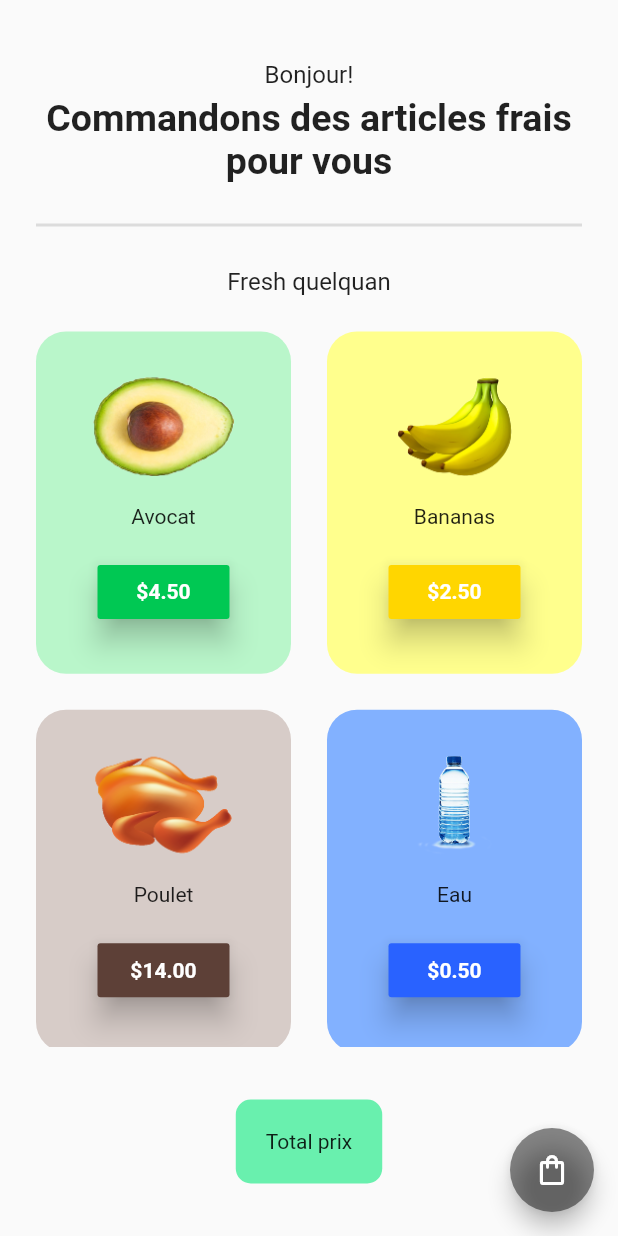
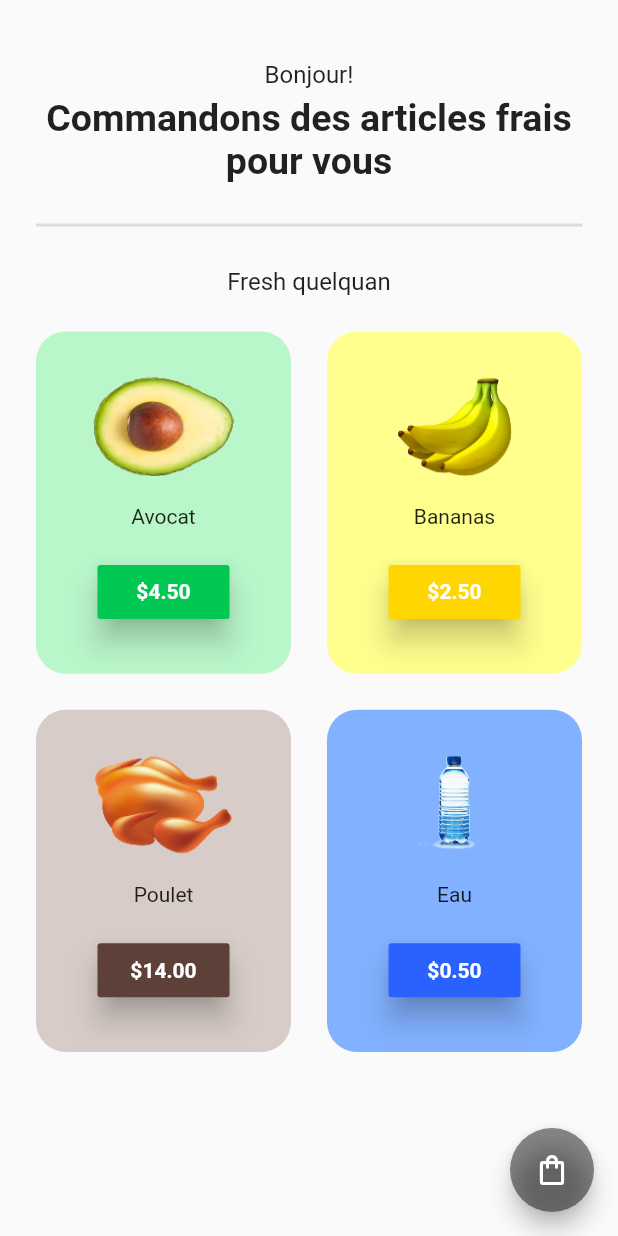
Before and after one commit to erdemgocen44/La-Marche, a Flutter app: the HomePage screen opened directly, on a phone screen of 412 x 824 dp. Run offline on Flutter 3.47's test engine with Material 2 defaults, Android fonts, the phone set to English and light mode, and no system bars; our stand-ins replace google_fonts.

Commit message:
il y a un exception

```diff
--- a/lib/pages/home_page.dart
+++ b/lib/pages/home_page.dart
@@ -121,21 +121,7 @@ class HomePage extends StatelessWidget {
                 ),
               ),
             ),
-            Padding(
-              padding: const EdgeInsets.all(
-                35.0,
-              ),
-              child: Container(
-                decoration: BoxDecoration(
-                  color: Colors.greenAccent,
-                  borderRadius: BorderRadius.circular(10),
-                ),
-                padding: EdgeInsets.all(20),
-                child: Text(
-                  'Total prix',
-                ),
-              ),
-            ),
+
           ],
         ),
       ),
```
Also changed, not shown: lib/pages/cart_page.dart (+28 -0 lines).
